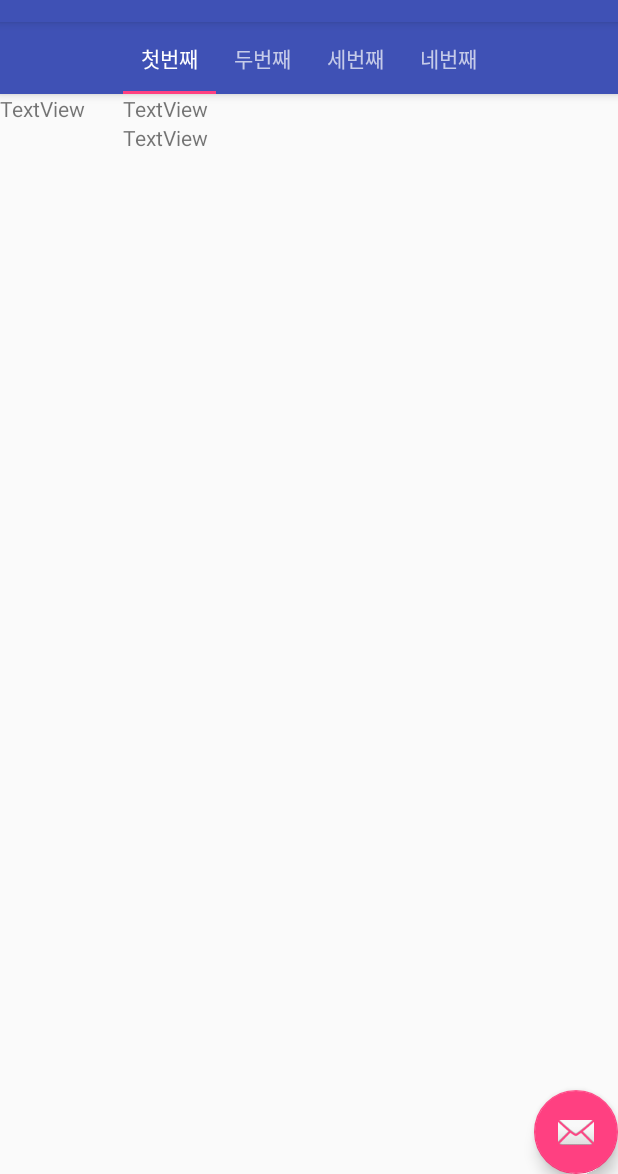
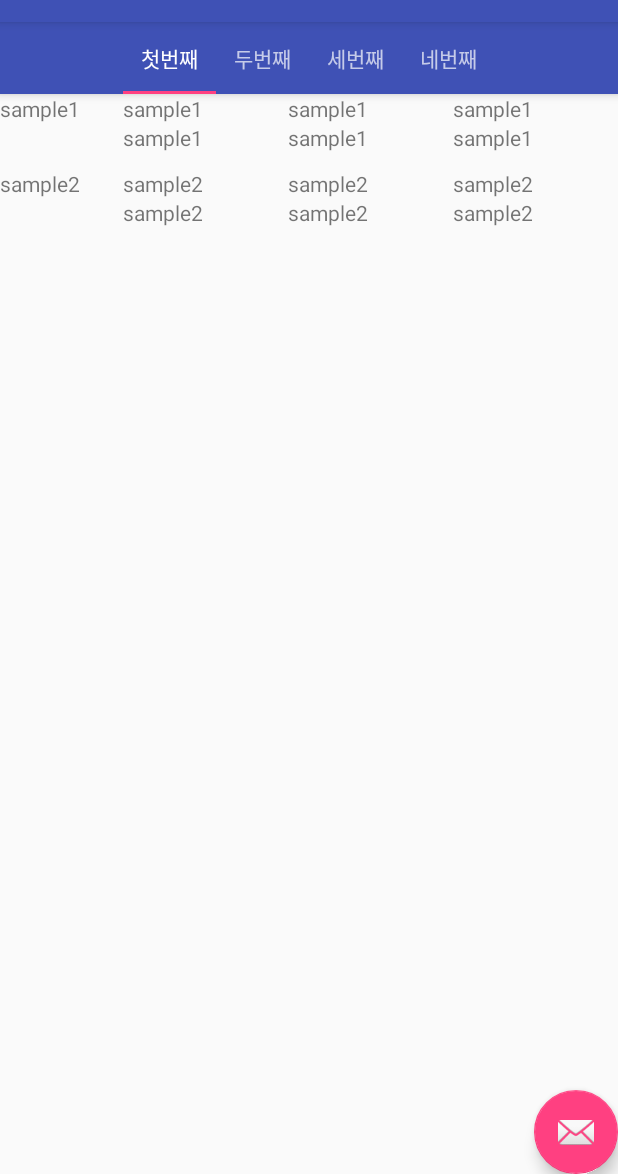
Before and after one commit to midal2/bizTrip-app, an Android app: the screen it shows after launch (MainActivity), on a phone screen of 412 x 824 dp, the part 62-1236 px from its top. Run offline under Robolectric (Android 15) with nearby library versions, the phone set to English and light mode, and no system bars.

Commit message:
RecyclerView 보완적용

```diff
--- a/app/src/main/java/biztrip/dz/app/stocktest/MyFragment.java
+++ b/app/src/main/java/biztrip/dz/app/stocktest/MyFragment.java
@@ -4,6 +4,9 @@ import android.os.Bundle;
 import android.support.annotation.NonNull;
 import android.support.annotation.Nullable;
 import android.support.v4.app.Fragment;
+import android.support.v7.widget.LinearLayoutManager;
+import android.support.v7.widget.RecyclerView;
+import android.util.Log;
 import android.view.LayoutInflater;
 import android.view.View;
 import android.view.ViewGroup;
@@ -12,6 +15,14 @@ public class MyFragment extends Fragment {
     @Nullable
     @Override
     public View onCreateView(@NonNull LayoutInflater inflater, @Nullable ViewGroup container, @Nullable Bundle savedInstanceState) {
-        return inflater.inflate(R.layout.stock_item, null);
+
+        View view = inflater.inflate(R.layout.stock_list, null);
+        RecyclerView recyclerView = view.findViewById(R.id.recycler_view);
+
+        StockAdapter stockAdapter = new StockAdapter();
+//        recyclerView.setLayoutManager(new LinearLayoutManager(this.getContext()));
+        recyclerView.setAdapter(stockAdapter);
+
+        return view;
     }
 }
--- a/app/src/main/java/biztrip/dz/app/stocktest/StockAdapter.java
+++ b/app/src/main/java/biztrip/dz/app/stocktest/StockAdapter.java
@@ -3,6 +3,7 @@ package biztrip.dz.app.stocktest;
 import android.content.Context;
 import android.support.annotation.NonNull;
 import android.support.v7.widget.RecyclerView;
+import android.util.Log;
 import android.view.LayoutInflater;
 import android.view.View;
 import android.view.ViewGroup;
@@ -21,7 +22,6 @@ public class StockAdapter extends RecyclerView.Adapter<StockAdapter.StockItemHol
         this.stockInfoList = stockInfoList;
     }
 
-    //Dataset
     private List<StockInfo> stockInfoList;
 
     public StockAdapter(){
@@ -30,16 +30,25 @@ public class StockAdapter extends RecyclerView.Adapter<StockAdapter.StockItemHol
 
     private void createDummy() {
         stockInfoList = new LinkedList<>();
+
         StockInfo stockInfo = new StockInfo();
-        stockInfo. col1 = "1";
-        stockInfo.col2 = "2";
-        stockInfo.col3 = "3";
+        stockInfo.title    = "sample1";
+        stockInfo.debi     = "sample1";
+        stockInfo.dungrak  = "sample1";
+        stockInfo.updatedt = "sample1";
+        stockInfo.curjuka  = "sample1";
+        stockInfo.lowjuka  = "sample1";
+        stockInfo.highjuka = "sample1";
         stockInfoList.add(stockInfo);
 
         stockInfo = new StockInfo();
-        stockInfo.col1 = "11";
-        stockInfo.col2 = "22";
-        stockInfo.col3 = "33";
+        stockInfo.title    = "sample2";
+        stockInfo.debi     = "sample2";
+        stockInfo.dungrak  = "sample2";
+        stockInfo.updatedt = "sample2";
+        stockInfo.curjuka  = "sample2";
+        stockInfo.lowjuka  = "sample2";
+        stockInfo.highjuka = "sample2";
         stockInfoList.add(stockInfo);
     }
 
@@ -62,9 +71,13 @@ public class StockAdapter extends RecyclerView.Adapter<StockAdapter.StockItemHol
     public void onBindViewHolder(@NonNull StockItemHolder viewHolder, int i) {
         StockInfo stockInfo =  stockInfoList.get(i);
 
-        viewHolder.col1.setText(stockInfo.col1);
-        viewHolder.col2.setText(stockInfo.col2);
-        viewHolder.col3.setText(stockInfo.col3);
+        viewHolder.title.setText(stockInfo.title);
+        viewHolder.debi.setText(stockInfo.debi);
+        viewHolder.dungrak.setText(stockInfo.dungrak);
+        viewHolder.updatedt.setText(stockInfo.updatedt);
+        viewHolder.curjuka.setText(stockInfo.curjuka);
+        viewHolder.lowjuka.setText(stockInfo.lowjuka);
+        viewHolder.highjuka.setText(stockInfo.highjuka);
 
     }
 
@@ -74,24 +87,36 @@ public class StockAdapter extends RecyclerView.Adapter<StockAdapter.StockItemHol
     }
 
 
-    public static class StockInfo {
-        public String col1;
-        public String col2;
-        public String col3;
+    class StockInfo {
+        public String title;
+        public String debi;
+        public String dungrak;
+        public String updatedt;
+        public String curjuka;
+        public String lowjuka;
+        public String highjuka;
     }
 
 
     class StockItemHolder extends RecyclerView.ViewHolder{
-        public TextView col1;
-        public TextView col2;
-        public TextView col3;
+        public TextView debi;
+        public TextView title;
+        public TextView dungrak;
+        public TextView updatedt;
+        public TextView curjuka;
+        public TextView lowjuka;
+        public TextView highjuka;
 
         public StockItemHolder(@NonNull View itemView) {
             super(itemView);
 
-            col1 = itemView.findViewById(R.id.tvCol1);
-            col2 = itemView.findViewById(R.id.tvCol2);
-            col3 = itemView.findViewById(R.id.tvCol3);
+            title       = itemView.findViewById(R.id.title);
+            debi        = itemView.findViewById(R.id.debi);
+            dungrak     = itemView.findViewById(R.id.dungrak);
+            updatedt    = itemView.findViewById(R.id.updatedt);
+            curjuka     = itemView.findViewById(R.id.curjuka);
+            lowjuka     = itemView.findViewById(R.id.lowjuka);
+            highjuka    = itemView.findViewById(R.id.highjuka);
         }
     }
 
--- a/app/src/main/res/layout/stock_item.xml
+++ b/app/src/main/res/layout/stock_item.xml
@@ -7,10 +7,9 @@
     >
 
     <TextView
-        android:id="@+id/tvCol1"
+        android:id="@+id/title"
         android:layout_width="82dp"
-        android:layout_height="50dp"
-        android:text="TextView" />
+        android:layout_height="50dp" />
 
     <LinearLayout
         android:layout_width="match_parent"
@@ -24,11 +23,25 @@
             android:orientation="horizontal">
 
             <TextView
-                android:id="@+id/tvCol3"
+                android:id="@+id/debi"
                 android:layout_width="wrap_content"
                 android:layout_height="wrap_content"
                 android:layout_weight="1"
-                android:text="TextView" />
+                android:text="Debi" />
+
+            <TextView
+                android:id="@+id/dungrak"
+                android:layout_width="wrap_content"
+                android:layout_height="wrap_content"
+                android:layout_weight="1"
+                android:text="DungRak" />
+
+            <TextView
+                android:id="@+id/updatedt"
+                android:layout_width="wrap_content"
+                android:layout_height="wrap_content"
+                android:layout_weight="1"
+                android:text="UpdateDt" />
         </LinearLayout>
 
         <LinearLayout
@@ -38,11 +51,25 @@
             android:orientation="horizontal">
 
             <TextView
-                android:id="@+id/tvCol2"
+                android:id="@+id/curjuka"
                 android:layout_width="wrap_content"
                 android:layout_height="wrap_content"
                 android:layout_weight="1"
-                android:text="TextView" />
+                android:text="CurJuka" />
+
+            <TextView
+                android:id="@+id/lowjuka"
+                android:layout_width="wrap_content"
+                android:layout_height="wrap_content"
+                android:layout_weight="1"
+                android:text="LowJuka" />
+
+            <TextView
+                android:id="@+id/highjuka"
+                android:layout_width="wrap_content"
+                android:layout_height="wrap_content"
+                android:layout_weight="1"
+                android:text="HighJuka" />
         </LinearLayout>
 
     </LinearLayout>
--- a/app/src/main/res/layout/stock_list.xml
+++ b/app/src/main/res/layout/stock_list.xml
@@ -1,10 +1,12 @@
 <?xml version="1.0" encoding="utf-8"?>
-<android.support.constraint.ConstraintLayout
-    xmlns:android="http://schemas.android.com/apk/res/android" android:layout_width="match_parent"
-    android:layout_height="match_parent">
+<android.support.constraint.ConstraintLayout xmlns:android="http://schemas.android.com/apk/res/android"
+    android:layout_width="match_parent"
+    android:layout_height="match_parent"
+    xmlns:app="http://schemas.android.com/apk/res-auto">
 
     <android.support.v7.widget.RecyclerView
         android:id="@+id/recycler_view"
         android:layout_width="match_parent"
-        android:layout_height="match_parent" />
+        android:layout_height="match_parent"
+        app:layoutManager="android.support.v7.widget.LinearLayoutManager"/>
 </android.support.constraint.ConstraintLayout>
```
